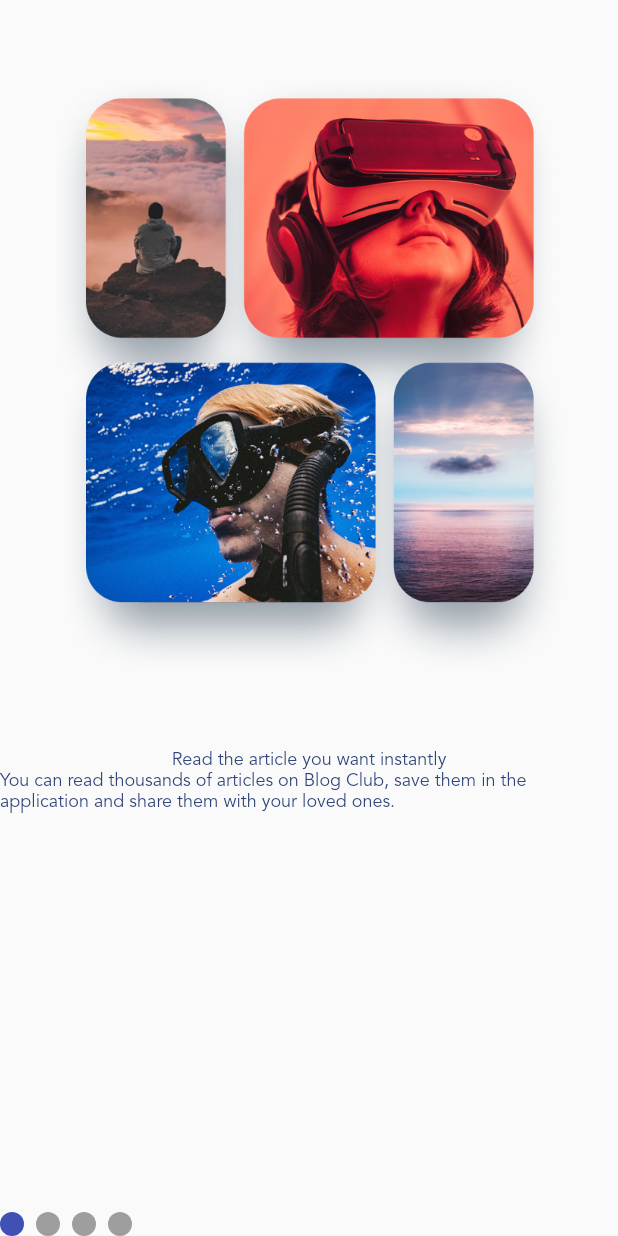
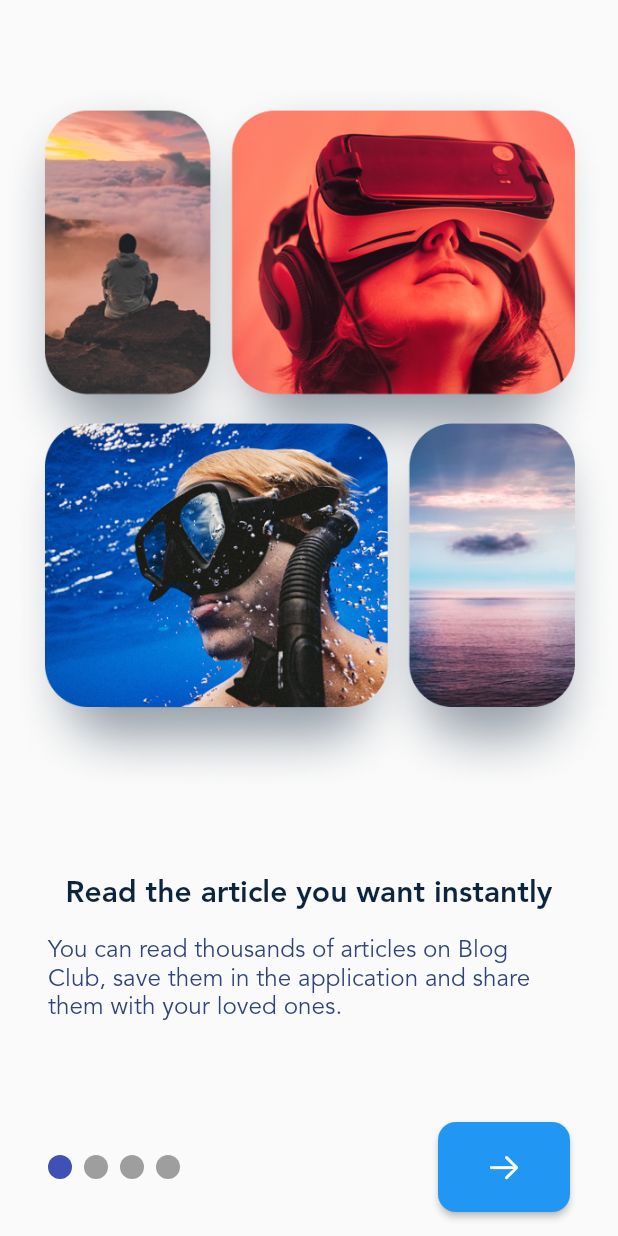
Before and after one commit to amirtorabi/blog_club, a Flutter app: the screen it shows after launch, on a phone screen of 412 x 824 dp. Run offline on Flutter 3.47's test engine with Material 2 defaults, Android fonts, the phone set to English and light mode, and no system bars; drawn by our look-alikes of smooth_page_indicator; our stand-ins replace dotted_border, flutter_svg, gradient_borders.

Commit message:
added design & Page View

```diff
--- a/lib/onboarding.dart
+++ b/lib/onboarding.dart
@@ -1,5 +1,7 @@
 import 'package:blog_club/data.dart';
 import 'package:blog_club/gen/assets.gen.dart';
+import 'package:blog_club/home.dart';
+import 'package:flutter/cupertino.dart';
 import 'package:flutter/material.dart';
 import 'package:smooth_page_indicator/smooth_page_indicator.dart';
 
@@ -12,19 +14,30 @@ class OnBoarding extends StatefulWidget {
 
 class _OnBoardingState extends State<OnBoarding> {
   final PageController _pageController = PageController();
+  int page = 0;
+
+  @override
+  void initState() {
+    super.initState();
+
+    _pageController.addListener(() {
+      if (_pageController.page!.round() != page) {
+        setState(() {
+          page = _pageController.page!.round();
+        });
+      }
+    });
+  }
+
   @override
   Widget build(BuildContext context) {
     var onBoardingItems = AppDatabase.onBoardingItems;
     return Scaffold(
       body: Column(
         children: [
-          Expanded(
-              child: Padding(
-            padding: const EdgeInsets.all(32.0),
-            child: Assets.img.background.onboarding.image(),
-          )),
+          Expanded(child: Assets.img.background.onboarding.image()),
           Container(
-            height: 324,
+            height: 240,
             decoration: const BoxDecoration(
               borderRadius: BorderRadius.only(
                   topLeft: Radius.circular(28), topRight: Radius.circular(28)),
@@ -37,22 +50,67 @@ class _OnBoardingState extends State<OnBoarding> {
                     itemCount: onBoardingItems.length,
                     controller: _pageController,
                     itemBuilder: (context, index) {
-                      return Column(
+                      return Padding(
+                        padding: const EdgeInsets.fromLTRB(32, 0, 32, 0),
+                        child: Column(
                           children: [
-                          Text(onBoardingItems[index].title),
-                          Text(onBoardingItems[index].description),
+                            Text(
+                              onBoardingItems[index].title,
+                              style: Theme.of(context).textTheme.headlineSmall,
+                            ),
+                            const SizedBox(
+                              height: 16,
+                            ),
+                            Text(
+                              onBoardingItems[index].description,
+                              style: Theme.of(context)
+                                  .textTheme
+                                  .titleMedium
+                                  ?.apply(fontSizeFactor: 0.9),
+                            ),
                           ],
+                        ),
                       );
                     },
                   ),
                 ),
-                Row(
+                Padding(
+                  padding: const EdgeInsets.fromLTRB(32, 0, 32, 16),
+                  child: Row(
+                    mainAxisAlignment: MainAxisAlignment.spaceBetween,
                     children: [
                       SmoothPageIndicator(
-                        effect: const WormEffect(),
+                          effect: const JumpingDotEffect(verticalOffset: 4),
                           controller: _pageController,
                           count: onBoardingItems.length),
+                      ElevatedButton(
+                        onPressed: () {
+                          if (page != onBoardingItems.length - 1) {
+                            _pageController.animateToPage(page + 1,
+                                duration: const Duration(milliseconds: 500),
+                                curve: Curves.decelerate);
+                          } else {
+                            Navigator.of(context)
+                                .pushReplacement(MaterialPageRoute(
+                              builder: (context) => const HomeScreen(),
+                            ));
+                          }
+                        },
+                        style: ButtonStyle(
+                          shape: MaterialStateProperty.all(
+                              RoundedRectangleBorder(
+                                  borderRadius: BorderRadius.circular(12))),
+                          fixedSize:
+                              MaterialStateProperty.all(const Size(88, 60)),
+                          iconColor:
+                              const MaterialStatePropertyAll(Colors.white),
+                        ),
+                        child: Icon(page == onBoardingItems.length
+                            ? CupertinoIcons.check_mark_circled
+                            : CupertinoIcons.arrow_right),
+                      )
                     ],
+                  ),
                 ),
               ],
             ),
```
Lines whose indentation alone changed are shown as unchanged.
